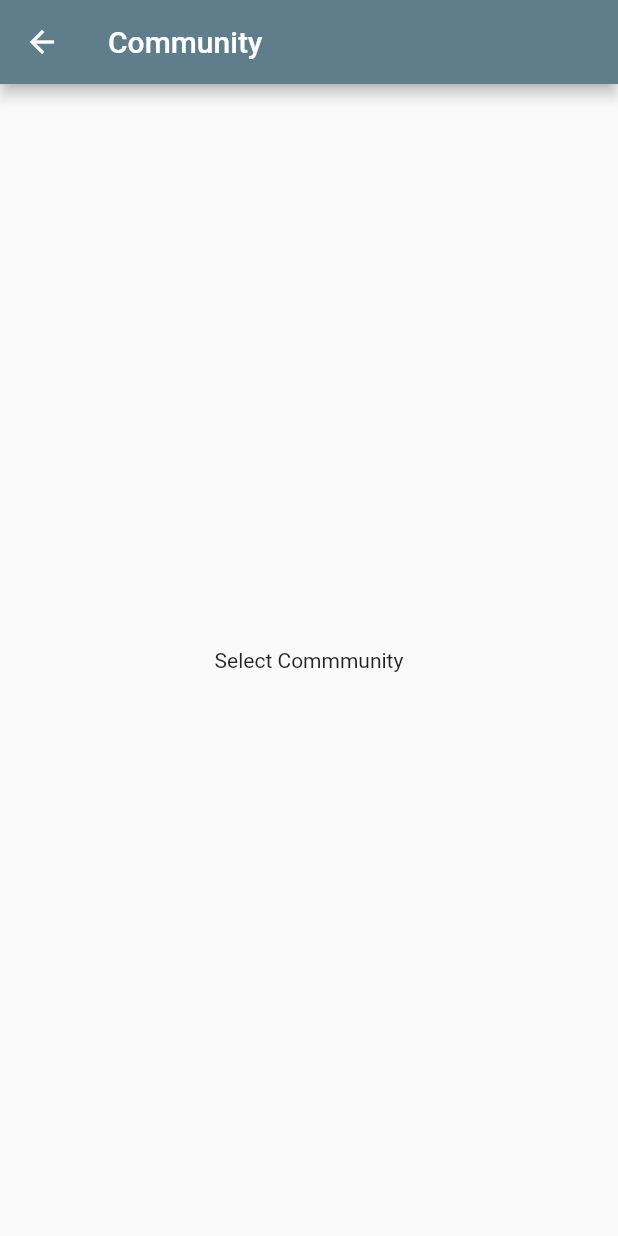
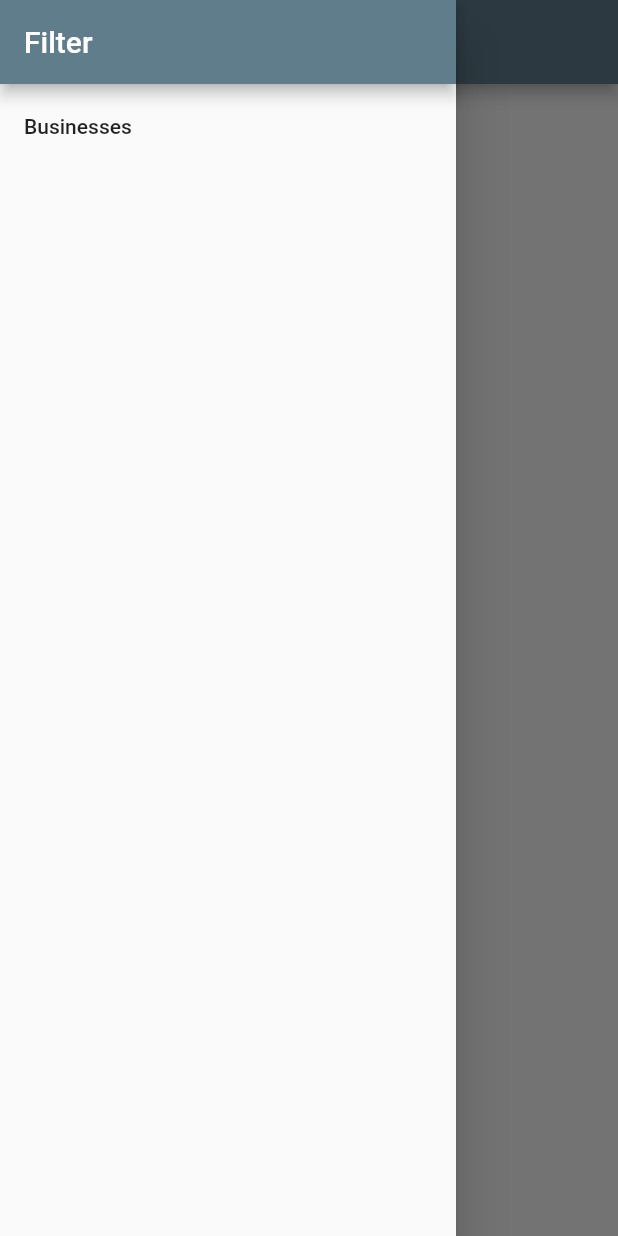
Before and after one commit to s0njablade/Vecinos-Front-End, a Flutter app: the CommunityPage screen opened directly, with the side drawer open (before the commit the screen has no drawer), on a phone screen of 412 x 824 dp. Run offline on Flutter 3.47's test engine with Material 2 defaults, Android fonts, the phone set to English and light mode, and no system bars.

Commit message:
created a hamburger nav for the community filter selection so that you can easily navigate back to the business list

```diff
--- a/lib/pages/community.dart
+++ b/lib/pages/community.dart
@@ -1,9 +1,46 @@
 import 'package:flutter/material.dart';
+
+import './businesses.dart';
 
 class CommunityPage extends StatelessWidget {
   @override
   Widget build(BuildContext context) {
     return Scaffold(
+      drawer: Drawer(
+        child: Column(
+          children: <Widget>[
+            AppBar(
+              automaticallyImplyLeading: false,
+              title: Text('Filter'),
+            ),
+            ListTile(
+              title: Text('Businesses'),
+              onTap: () {
+                Navigator.pushReplacement(
+                    context,
+                    MaterialPageRoute(
+                        builder: (BuildContext context) => BusinessesPage()));
+              },
+              // title: Text('Neighborhood'),
+              // onTap: () {
+              //   Navigator.push(
+              //       context,
+              //       MaterialPageRoute(
+              //           builder: (BuildContext context) =>
+              //           NeighborhoodPage()));
+              // },
+              // title: Text('Category'),
+              // onTap: () {
+              //   Navigator.push(
+              //       context,
+              //       MaterialPageRoute(
+              //           builder: (BuildContext context) =>
+              //           CategoryPage()));
+              // },
+            )
+          ],
+        ),
+      ),
       appBar: AppBar(
         title: Text('Community'),
       ),
```
Also changed, not shown: lib/pages/businesses.dart (+19 -1 lines), lib/pages/category.dart (added, +29 -0 lines), lib/pages/neighborhoods.dart (added, +29 -0 lines).
